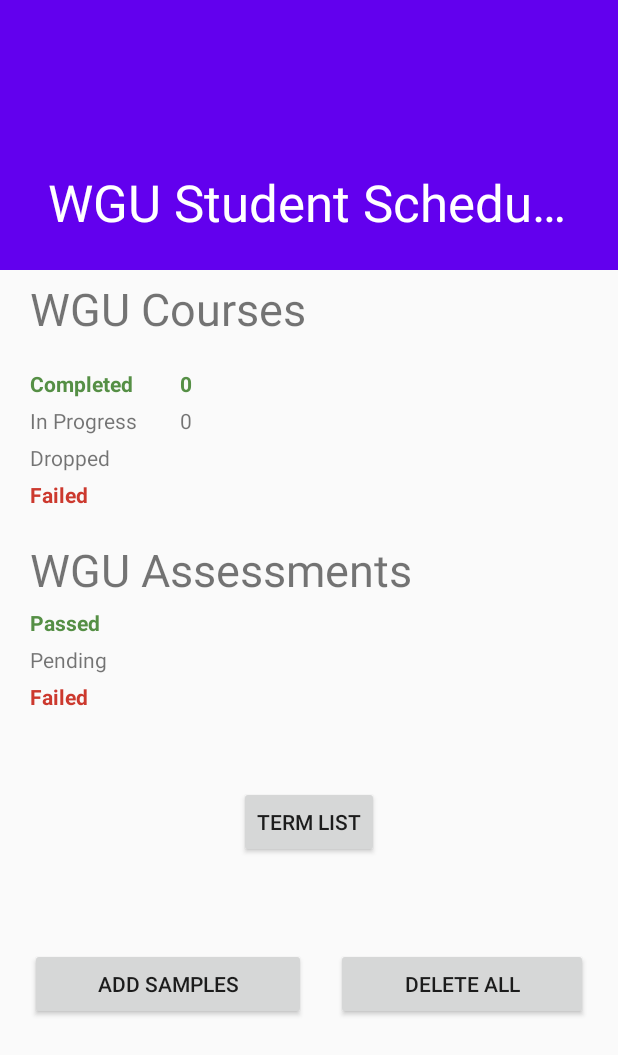
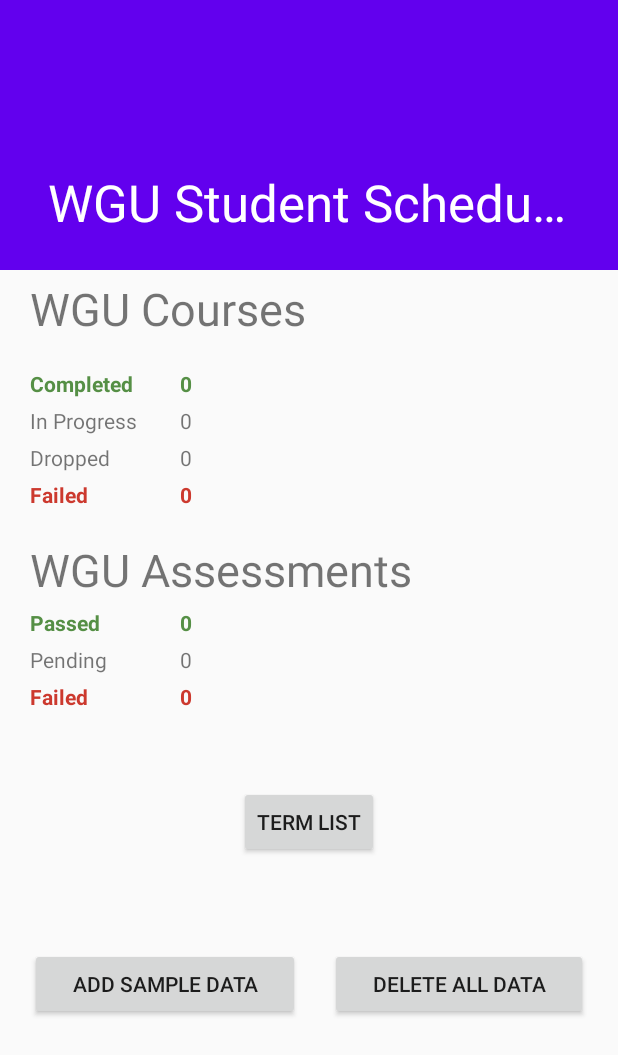
Before and after one commit to gengire/C196PA-v.02, an Android app: the MainActivity screen opened directly, with no data from a screen before it, on a phone screen of 412 x 824 dp. Shown: the top 1055 px of the screen. Run offline under Robolectric (Android 15) with nearby library versions, the phone set to English and light mode, and no system bars; our stand-ins replace ButterKnife, Room's generated code.

Commit message:
added assessments to the database, also added sample assessments
also finished wiring the main activity

```diff
--- a/app/src/main/java/edu/wgu/grimes/c196pa/MainActivity.java
+++ b/app/src/main/java/edu/wgu/grimes/c196pa/MainActivity.java
@@ -25,6 +25,21 @@ public class MainActivity extends AppCompatActivity {
 
     @BindView(R.id.text_view_courses_in_progress_value)
     TextView mCoursesInProgress;
+
+    @BindView(R.id.text_view_courses_dropped_value)
+    TextView mCoursesDropped;
+
+    @BindView(R.id.text_view_courses_failed_value)
+    TextView mCoursesFailed;
+
+    @BindView(R.id.text_view_assessments_passed_value)
+    TextView mAssessmentsPassed;
+
+    @BindView(R.id.text_view_assessments_pending_value)
+    TextView mAssessmentsPending;
+
+    @BindView(R.id.text_view_assessments_failed_value)
+    TextView mAssessmentsFailed;
 
     @OnClick(R.id.btn_terms_list)
     void termsClickHandler() {
@@ -82,23 +97,32 @@ public class MainActivity extends AppCompatActivity {
         ViewModelProvider.Factory factory = new ViewModelProvider.AndroidViewModelFactory(getApplication());
         mViewModel = new ViewModelProvider(this, factory).get(MainViewModel.class);
 
-        mViewModel.mCoursesCompleted.observe(MainActivity.this, coursesCompleted -> {
-            mCoursesCompleted.setText(String.valueOf(coursesCompleted));
+        mViewModel.mCoursesCompleted.observe(MainActivity.this, courses -> {
+            mCoursesCompleted.setText(String.valueOf(courses));
         });
-        mViewModel.mCoursesInProgress.observe(MainActivity.this, coursesInProgress -> {
-           mCoursesInProgress.setText(String.valueOf(coursesInProgress));
+        mViewModel.mCoursesInProgress.observe(MainActivity.this, courses -> {
+           mCoursesInProgress.setText(String.valueOf(courses));
+        });
+        mViewModel.mCoursesDropped.observe(MainActivity.this, courses -> {
+           mCoursesDropped.setText(String.valueOf(courses));
+        });
+        mViewModel.mCoursesFailed.observe(MainActivity.this, courses -> {
+           mCoursesFailed.setText(String.valueOf(courses));
+        });
+        mViewModel.mAssessmentsPassed.observe(MainActivity.this, assessments -> {
+           mAssessmentsPassed.setText(String.valueOf(assessments));
+        });
+        mViewModel.mAssessmentsPending.observe(MainActivity.this, assessments -> {
+           mAssessmentsPending.setText(String.valueOf(assessments));
+        });
+        mViewModel.mAssessmentsFailed.observe(MainActivity.this, assessments -> {
+           mAssessmentsFailed.setText(String.valueOf(assessments));
         });
 
     }
 
 
     private void populateStatistics() {
-
-        TextView coursesDropped = findViewById(R.id.text_view_courses_dropped_value);
-        coursesDropped.setText(mViewModel.getCoursesDropped());
-
-        TextView coursesFailed = findViewById(R.id.text_view_courses_failed_value);
-        coursesFailed.setText(mViewModel.getCoursesFailed());
 
         TextView assessmentsPending = findViewById(R.id.text_view_assessments_pending_value);
         assessmentsPending.setText(mViewModel.getAssessmentsPending());
--- a/app/src/main/java/edu/wgu/grimes/c196pa/database/AppDatabase.java
+++ b/app/src/main/java/edu/wgu/grimes/c196pa/database/AppDatabase.java
@@ -7,12 +7,14 @@ import androidx.room.Room;
 import androidx.room.RoomDatabase;
 import androidx.room.TypeConverters;
 
+import edu.wgu.grimes.c196pa.database.daos.AssessmentDao;
 import edu.wgu.grimes.c196pa.database.daos.CourseDao;
 import edu.wgu.grimes.c196pa.database.daos.TermDao;
+import edu.wgu.grimes.c196pa.database.entities.AssessmentEntity;
 import edu.wgu.grimes.c196pa.database.entities.CourseEntity;
 import edu.wgu.grimes.c196pa.database.entities.TermEntity;
 
-@Database(entities = {TermEntity.class, CourseEntity.class}, version = 3, exportSchema = false)
+@Database(entities = {TermEntity.class, CourseEntity.class, AssessmentEntity.class}, version = 5, exportSchema = false)
 @TypeConverters({DateConverter.class})
 public abstract class AppDatabase extends RoomDatabase {
 
@@ -20,6 +22,7 @@ public abstract class AppDatabase extends RoomDatabase {
 
     public abstract TermDao termDao();
     public abstract CourseDao courseDao();
+    public abstract AssessmentDao assessmentDao();
 
     // not the most performant, but thread safe.
     public static synchronized AppDatabase getInstance(Context context) {
@@ -31,4 +34,5 @@ public abstract class AppDatabase extends RoomDatabase {
         }
         return instance;
     }
+
 }
--- /dev/null
+++ b/app/src/main/java/edu/wgu/grimes/c196pa/database/daos/AssessmentDao.java
@@ -0,0 +1,39 @@
+package edu.wgu.grimes.c196pa.database.daos;
+
+import androidx.lifecycle.LiveData;
+import androidx.room.Dao;
+import androidx.room.Delete;
+import androidx.room.Insert;
+import androidx.room.OnConflictStrategy;
+import androidx.room.Query;
+
+import java.util.List;
+
+import edu.wgu.grimes.c196pa.database.entities.AssessmentEntity;
+import edu.wgu.grimes.c196pa.database.entities.CourseEntity;
+
+@Dao
+public interface AssessmentDao {
+
+    @Insert(onConflict = OnConflictStrategy.REPLACE)
+    void save(AssessmentEntity course);
+
+    @Delete
+    void delete(AssessmentEntity course);
+
+    @Query("delete from assessments")
+    void deleteAll();
+
+    @Query("select * from assessments")
+    LiveData<List<AssessmentEntity>> getAllCourses();
+
+    @Query("select * from assessments where course_id = :courseId")
+    LiveData<List<AssessmentEntity>> getAllAssessmentsForCourse(int courseId);
+
+    @Query("select * from assessments where assessment_id = :assessmentId")
+    AssessmentEntity getAssessmentById(int assessmentId);
+
+    @Query("select count(*) from assessments where status = :status")
+    LiveData<Integer> getAssessmentsByStatus(String status);
+
+}
--- a/app/src/main/java/edu/wgu/grimes/c196pa/database/daos/CourseDao.java
+++ b/app/src/main/java/edu/wgu/grimes/c196pa/database/daos/CourseDao.java
@@ -32,10 +32,10 @@ public interface CourseDao {
     LiveData<List<CourseEntity>> getAllCoursesForTerm(int termId);
 
     @Query("select * from courses where course_id = :courseId")
-    LiveData<List<CourseEntity>> getCourseById(int courseId);
+    CourseEntity getCourseById(int courseId);
 
     @Query("select count(*) from courses where status = :status")
-    LiveData<Integer> getCompletedCoursesByStatus(String status);
+    LiveData<Integer> getCoursesByStatus(String status);
 
 //    @Transaction
 //    @Query("select * from courses")
--- a/app/src/main/java/edu/wgu/grimes/c196pa/viewmodels/MainViewModel.java
+++ b/app/src/main/java/edu/wgu/grimes/c196pa/viewmodels/MainViewModel.java
@@ -25,14 +25,12 @@ public class MainViewModel extends AndroidViewModel {
         mRepository = AppRepository.getInstance(application.getApplicationContext());
         mCoursesCompleted = mRepository.getCoursesByStatus("Complete");
         mCoursesInProgress = mRepository.getCoursesByStatus("In Progress");
-    }
+        mCoursesDropped = mRepository.getCoursesByStatus("Dropped");
+        mCoursesFailed = mRepository.getCoursesByStatus("Failed");
+        mAssessmentsPassed = mRepository.getAssessmentsByStatus("Pass");
+        mAssessmentsPending = mRepository.getAssessmentsByStatus("Pending");
+        mAssessmentsFailed = mRepository.getAssessmentsByStatus("Fail");
 
-    public String getCoursesDropped() {
-        return String.valueOf(0);
-    }
-
-    public String getCoursesFailed() {
-        return String.valueOf(0);
     }
 
     public String getAssessmentsPending() {
@@ -52,6 +50,6 @@ public class MainViewModel extends AndroidViewModel {
     }
 
     public void deleteAll() {
-        mRepository.deleteAllTerms();
+        mRepository.deleteAllData();
     }
 }
--- a/app/src/main/java/edu/wgu/grimes/c196pa/viewmodels/TermsListViewModel.java
+++ b/app/src/main/java/edu/wgu/grimes/c196pa/viewmodels/TermsListViewModel.java
@@ -27,7 +27,7 @@ public class TermsListViewModel extends AndroidViewModel {
     }
 
     public void deleteAll() {
-        mRepository.deleteAllTerms();
+        mRepository.deleteAllData();
     }
 
     public LiveData<List<TermEntity>> getAllTerms() {
--- a/app/src/main/res/layout-land/content_main.xml
+++ b/app/src/main/res/layout-land/content_main.xml
@@ -253,14 +253,14 @@
             android:layout_height="wrap_content"
             android:layout_margin="10dp"
             android:layout_weight="1"
-            android:text="Add Samples" />
+            android:text="@string/add_samples" />
         <Button
             android:id="@+id/btn_delete_all_terms"
             android:layout_width="wrap_content"
             android:layout_height="wrap_content"
             android:layout_margin="10dp"
             android:layout_weight="1"
-            android:text="Delete All" />
+            android:text="@string/delete_all" />
     </LinearLayout>
     </LinearLayout>
 </androidx.core.widget.NestedScrollView>
--- a/app/src/main/res/layout/content_main.xml
+++ b/app/src/main/res/layout/content_main.xml
@@ -239,14 +239,14 @@
             android:layout_height="wrap_content"
             android:layout_margin="10dp"
             android:layout_weight="1"
-            android:text="Add Samples" />
+            android:text="@string/add_samples" />
         <Button
             android:id="@+id/btn_delete_all_terms"
             android:layout_width="wrap_content"
             android:layout_height="wrap_content"
             android:layout_margin="10dp"
             android:layout_weight="1"
-            android:text="Delete All" />
+            android:text="@string/delete_all" />
         </LinearLayout>
 
     </LinearLayout>
--- a/app/src/main/res/values/strings.xml
+++ b/app/src/main/res/values/strings.xml
@@ -16,4 +16,6 @@
     <string name="pending">Pending</string>
     <string name="passed">Passed</string>
     <string name="term_list">Term List</string>
+    <string name="add_samples">Add Sample Data</string>
+    <string name="delete_all">Delete All Data</string>
 </resources>
```
Also changed, not shown: app/src/main/java/edu/wgu/grimes/c196pa/database/AppRepository.java (+22 -108 lines), app/src/main/java/edu/wgu/grimes/c196pa/database/entities/AssessmentEntity.java (+38 -2 lines), app/src/main/java/edu/wgu/grimes/c196pa/utilities/SampleData.java (added, +225 -0 lines).
